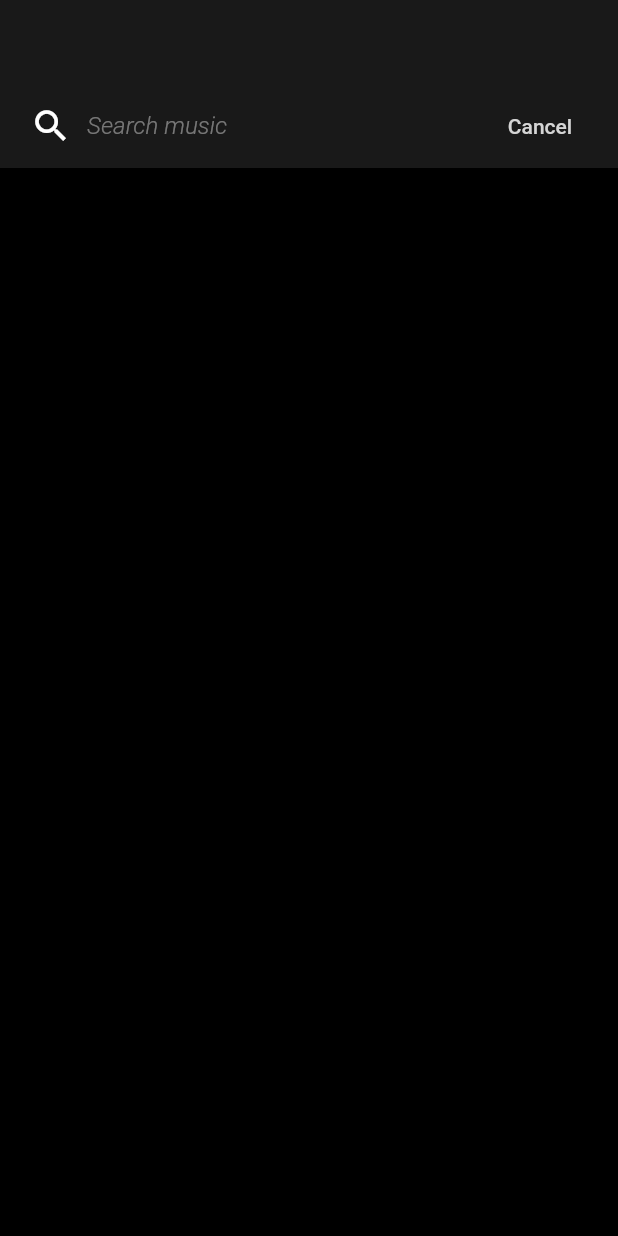
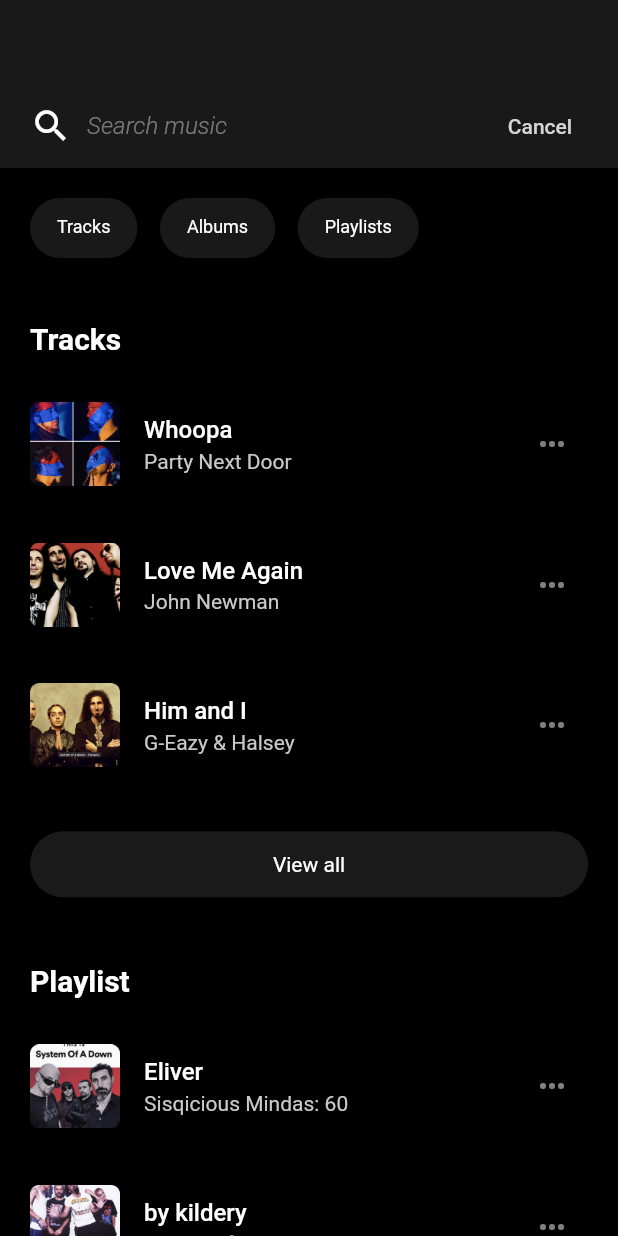
Before and after one commit to onumengine/PlayerOne, a Flutter app: the screen it shows after launch, after a tap on the "search" icon, on a phone screen of 412 x 824 dp. Run offline on Flutter 3.47's test engine with Material 2 defaults, Android fonts, the phone set to English and light mode, and no system bars; our stand-ins replace google_fonts.

Commit message:
finish the search results fragment

```diff
--- a/lib/core/navigation/router.dart
+++ b/lib/core/navigation/router.dart
@@ -1,7 +1,7 @@
 import 'package:flutter/material.dart';
 import 'package:player_one/core/navigation/routenames.dart';
 import 'package:player_one/views/activities/home_activity.dart';
-import 'package:player_one/views/fragments/search_activity.dart';
+import 'package:player_one/views/activities/search_activity.dart';
 
 class AppRouter {
   Route<dynamic> generateRoute(RouteSettings settings) {
@@ -11,7 +11,7 @@ class AppRouter {
           builder: (_) => HomeActivity(),
         );
       case RouteNames.SEARCH:
-        return MaterialPageRoute(builder: (_) => const SearchActivity(),);
+        return MaterialPageRoute(builder: (_) => SearchActivity(),);
       default:
         return MaterialPageRoute(
           builder: (_) => const Scaffold(),
--- a/lib/views/activities/home_activity.dart
+++ b/lib/views/activities/home_activity.dart
@@ -323,15 +323,10 @@ class HomeActivity extends StatelessWidget {
             padding: const EdgeInsets.symmetric(horizontal: 20),
             child: Row(
               mainAxisAlignment: MainAxisAlignment.spaceBetween,
-              children: const [
+              children: [
                 Text(
                   'Albums',
-                  style: TextStyle(
-                    fontSize: 24,
-                    fontWeight: FontWeight.w700,
-                    height: 28 / 24,
-                    color: AppColors.text,
-                  ),
+                  style: Theme.of(context).textTheme.headlineMedium,
                 ),
               ],
             ),
--- a/lib/views/fragments/search_activity.dart
+++ b/lib/views/activities/search_activity.dart
@@ -1,9 +1,11 @@
 import 'package:flutter/material.dart';
 import 'package:player_one/core/utils/colors.dart';
+import 'package:player_one/views/fragments/search_results.dart';
 import 'package:player_one/views/widgets/custom_chip.dart';
+import 'package:player_one/views/widgets/track_tile.dart';
 
 class SearchActivity extends StatelessWidget {
-  const SearchActivity({Key? key}) : super(key: key);
+  SearchActivity({Key? key}) : super(key: key);
 
   @override
   Widget build(BuildContext context) {
@@ -73,50 +75,7 @@ class SearchActivity extends StatelessWidget {
           ),
         ),
       ),
-      body: SingleChildScrollView(
-        child: Column(
-          children: [
-            Container(
-              padding: EdgeInsets.only(
-                left: 20,
-                top: 20,
-                bottom: screenSize.height / 19,
-              ),
-              height: 60,
-              child: ListView(
-                scrollDirection: Axis.horizontal,
-                children: [
-                  CustomChip(
-                    title: 'Tracks',
-                    onTap: (value) {
-                      print(value);
-                    },
-                  ),
-                  const SizedBox(
-                    width: 15,
-                  ),
-                  CustomChip(
-                    title: 'Albums',
-                    onTap: (value) {
-                      print(value);
-                    },
-                  ),
-                  const SizedBox(
-                    width: 15,
-                  ),
-                  CustomChip(
-                    title: 'Playlists',
-                    onTap: (value) {
-                      print(value);
-                    },
-                  ),
-                ],
-              ),
-            ),
-
-          ],
-        ),
-      ),
+      body: SearchResultsFragment(),
     );
   }
 }
--- /dev/null
+++ b/lib/views/fragments/search_results.dart
@@ -0,0 +1,161 @@
+import 'package:flutter/material.dart';
+import 'package:player_one/views/widgets/custom_chip.dart';
+import 'package:player_one/views/widgets/track_tile.dart';
+
+class SearchResultsFragment extends StatelessWidget {
+  final List<TrackModel> _tracks = [
+    TrackModel(title: 'Whoopa', artiste: 'Party Next Door', duration: '3:52'),
+    TrackModel(
+        title: 'Love Me Again', artiste: 'John Newman', duration: '4:02'),
+    TrackModel(
+        title: 'Him and I', artiste: 'G-Eazy & Halsey', duration: '3:52'),
+  ];
+
+  SearchResultsFragment({Key? key}) : super(key: key);
+
+  @override
+  Widget build(BuildContext context) {
+    Size screenSize = MediaQuery.of(context).size;
+    return SingleChildScrollView(
+      child: Column(
+        children: [
+          Container(
+            padding: const EdgeInsets.only(
+              left: 20,
+              top: 20,
+            ),
+            height: 60,
+            child: ListView(
+              scrollDirection: Axis.horizontal,
+              children: [
+                CustomChip(
+                  title: 'Tracks',
+                  onTap: (value) {
+                    print(value);
+                  },
+                ),
+                const SizedBox(
+                  width: 15,
+                ),
+                CustomChip(
+                  title: 'Albums',
+                  onTap: (value) {
+                    print(value);
+                  },
+                ),
+                const SizedBox(
+                  width: 15,
+                ),
+                CustomChip(
+                  title: 'Playlists',
+                  onTap: (value) {
+                    print(value);
+                  },
+                ),
+              ],
+            ),
+          ),
+          Padding(
+            padding: EdgeInsets.only(
+              top: screenSize.height / 19,
+              left: 20,
+              bottom: screenSize.height / 38,
+            ),
+            child: Align(
+              alignment: AlignmentDirectional.centerStart,
+              child: Text(
+                'Tracks',
+                style: Theme.of(context).textTheme.headlineMedium,
+              ),
+            ),
+          ),
+          Padding(
+            padding: const EdgeInsets.symmetric(horizontal: 20) +
+                EdgeInsets.only(bottom: screenSize.height / 25.1),
+            child: Column(
+              children: [
+                SearchTrackTile(
+                  title: _tracks[0].title,
+                  subtitle: _tracks[0].artiste,
+                  imagePath: 'assets/images/resulttrack1.png',
+                ),
+                SizedBox(
+                  height: screenSize.height / 38,
+                ),
+                SearchTrackTile(
+                  title: _tracks[1].title,
+                  subtitle: _tracks[1].artiste,
+                  imagePath: 'assets/images/resulttrack2.png',
+                ),
+                SizedBox(
+                  height: screenSize.height / 38,
+                ),
+                SearchTrackTile(
+                  title: _tracks[2].title,
+                  subtitle: _tracks[2].artiste,
+                  imagePath: 'assets/images/resulttrack3.png',
+                ),
+              ],
+            ),
+          ),
+          Padding(
+            padding: const EdgeInsets.symmetric(horizontal: 20),
+            child: ElevatedButton(
+              onPressed: () {},
+              child: const Center(
+                child: Text('View all'),
+              ),
+            ),
+          ),
+          Padding(
+            padding: EdgeInsets.only(
+              top: screenSize.height / 19,
+              left: 20,
+              bottom: screenSize.height / 38,
+            ),
+            child: Align(
+              alignment: AlignmentDirectional.centerStart,
+              child: Text(
+                'Playlist',
+                style: Theme.of(context).textTheme.headlineMedium,
+              ),
+            ),
+          ),
+          Padding(
+            padding: const EdgeInsets.symmetric(horizontal: 20) +
+                EdgeInsets.only(bottom: screenSize.height / 25.1),
+            child: Column(
+              children: [
+                const SearchTrackTile(
+                  title: 'Eliver',
+                  subtitle: 'Sisqicious Mindas: 60',
+                  imagePath: 'assets/images/resultplaylist1.png',
+                ),
+                SizedBox(
+                  height: screenSize.height / 38,
+                ),
+                const SearchTrackTile(
+                  title: 'by kildery',
+                  subtitle: 'Sistem of the down',
+                  imagePath: 'assets/images/resultplaylist2.png',
+                ),
+              ],
+            ),
+          ),
+          Padding(
+            padding: const EdgeInsets.symmetric(horizontal: 20),
+            child: ElevatedButton(
+              onPressed: () {},
+              child: const Center(
+                child: Text('View all'),
+              ),
+            ),
+          ),
+          SizedBox(
+            height: screenSize.height / 50,
+          ),
+        ],
+      ),
+    );
+  }
+}
--- /dev/null
+++ b/lib/views/fragments/search_suggestions.dart
@@ -0,0 +1,10 @@
+import 'package:flutter/material.dart';
+
+class SearchSuggestionsFragment extends StatelessWidget {
+  const SearchSuggestionsFragment({Key? key}) : super(key: key);
+
+  @override
+  Widget build(BuildContext context) {
+    return Container();
+  }
+}
--- a/lib/views/widgets/track_tile.dart
+++ b/lib/views/widgets/track_tile.dart
@@ -25,6 +25,8 @@ class TrackTile extends StatelessWidget {
           height: 19 / 16,
           color: AppColors.text,
         ),
+        maxLines: 1,
+        overflow: TextOverflow.ellipsis,
       ),
       subtitle: Text(
         subtitle,
@@ -32,6 +34,8 @@ class TrackTile extends StatelessWidget {
           height: 16 / 14,
           color: AppColors.subtitle3,
         ),
+        maxLines: 1,
+        overflow: TextOverflow.ellipsis,
       ),
       trailing: Text(
         trackDuration,
@@ -46,6 +50,67 @@ class TrackTile extends StatelessWidget {
   }
 }
 
+class SearchTrackTile extends StatelessWidget {
+  final String imagePath, title, subtitle, trackDuration;
+
+  const SearchTrackTile({
+    Key? key,
+    this.title = 'Unknown',
+    this.subtitle = 'Unknown',
+    this.imagePath = 'assets/images/resulttrack1.png',
+    this.trackDuration = 'title',
+  }) : super(key: key);
+
+  @override
+  Widget build(BuildContext context) {
+    return ListTile(
+      contentPadding: EdgeInsets.zero,
+      leading: Image.asset(imagePath),
+      title: Text(
+        title,
+        style: const TextStyle(
+          fontSize: 16,
+          fontWeight: FontWeight.w500,
+          height: 19 / 16,
+          color: AppColors.text,
+        ),
+        maxLines: 1,
+        overflow: TextOverflow.ellipsis,
+      ),
+      subtitle: Text(
+        subtitle,
+        style: const TextStyle(
+          height: 16 / 14,
+          color: AppColors.subtitle3,
+        ),
+        maxLines: 1,
+        overflow: TextOverflow.ellipsis,
+      ),
+      trailing: PopupMenuButton(
+        color: AppColors.flatButtonText,
+        icon: Icon(
+          Icons.more_horiz,
+          color: AppColors.text.withOpacity(0.5),
+        ),
+        itemBuilder: (_) => <PopupMenuItem>[
+          const PopupMenuItem<String>(
+            child: Text('Option'),
+          ),
+          const PopupMenuItem<String>(
+            child: Text('Option'),
+          ),
+          const PopupMenuItem<String>(
+            child: Text('Option'),
+          ),
+          const PopupMenuItem<String>(
+            child: Text('Option'),
+          ),
+        ],
+      ),
+    );
+  }
+}
+
 class TrackModel {
   final String title, artiste, duration;
 
```
Also changed, not shown: assets/images/resultplaylist1.png (added), assets/images/resultplaylist2.png (added), assets/images/resulttrack1.png (added), assets/images/resulttrack2.png (added), assets/images/resulttrack3.png (added), lib/views/fragments/home.dart (renamed from lib/views/fragments/home_fragment.dart).
